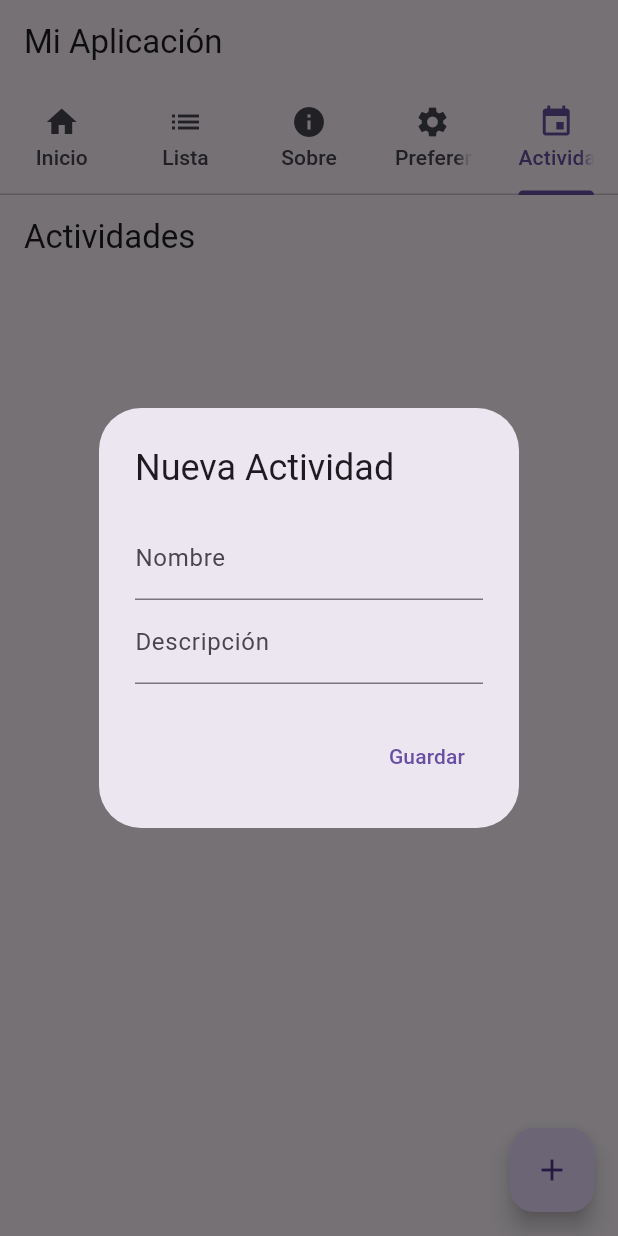
After one commit to Ranafonica/3479A321_2022479036, a Flutter app: the screen it shows after launch, tab 5 chosen, after a tap on the "add" icon, on a phone screen of 412 x 824 dp. The commit adds this screen. Run offline on Flutter 3.47's test engine with Material 3 defaults, Android fonts, the phone set to English and light mode, and no system bars; our stand-ins replace logger, shared_preferences, sqflite; accounts and stored records are empty.

Commit message:
Lab07 Punto6 stack error
de momento se tiene la lógica implementada pero hay que solucionar errores

```diff
--- a/lib/main_screen.dart
+++ b/lib/main_screen.dart
@@ -1,3 +1,4 @@
+import 'package:aplication_lab/screens/activity_screen.dart';
 import 'package:flutter/material.dart';
 import 'package:aplication_lab/pages/home_page.dart';
 import 'list_content.dart';
@@ -10,7 +11,7 @@ class MainScreen extends StatelessWidget {
   @override
   Widget build(BuildContext context) {
     return DefaultTabController(
-      length: 4,
+      length: 5,
       child: Scaffold(
         appBar: AppBar(
           title: const Text('Mi Aplicación'),
@@ -20,6 +21,7 @@ class MainScreen extends StatelessWidget {
               Tab(icon: Icon(Icons.list), text: 'Lista'),
               Tab(icon: Icon(Icons.info), text: 'Sobre'),
               Tab(icon: Icon(Icons.settings), text: 'Preferencias'),
+              Tab(icon: Icon(Icons.event), text: 'Actividades'),
             ],
           ),
         ),
@@ -29,6 +31,7 @@ class MainScreen extends StatelessWidget {
             ListContent(),
             const About(),
             const PreferencesScreen(),
+            const ActivityScreen()
           ],
         ),
       ),
--- /dev/null
+++ b/lib/screens/activity_screen.dart
@@ -0,0 +1,90 @@
+import 'package:flutter/material.dart';
+import '../db/database_helper.dart';
+import '../models/actividad.dart';
+
+class ActivityScreen extends StatefulWidget {
+  const ActivityScreen({super.key});
+
+  @override
+  State<ActivityScreen> createState() => _ActivityScreenState();
+}
+
+class _ActivityScreenState extends State<ActivityScreen> {
+  List<Actividad> _actividades = [];
+
+  @override
+  void initState() {
+    super.initState();
+    _loadActividades();
+  }
+
+  Future<void> _loadActividades() async {
+    final data = await DatabaseHelper.instance.getActividades();
+    setState(() {
+      _actividades = data;
+    });
+  }
+
+  Future<void> _addActividad() async {
+    final nombreController = TextEditingController();
+    final descripcionController = TextEditingController();
+
+    await showDialog(
+      context: context,
+      builder: (_) => AlertDialog(
+        title: const Text('Nueva Actividad'),
+        content: Column(
+          mainAxisSize: MainAxisSize.min,
+          children: [
+            TextField(controller: nombreController, decoration: const InputDecoration(labelText: 'Nombre')),
+            TextField(controller: descripcionController, decoration: const InputDecoration(labelText: 'Descripción')),
+          ],
+        ),
+        actions: [
+          TextButton(
+            onPressed: () async {
+              final nueva = Actividad(
+                nombre: nombreController.text,
+                descripcion: descripcionController.text,
+              );
+              await DatabaseHelper.instance.insertActividad(nueva);
+              Navigator.pop(context);
+              _loadActividades();
+            },
+            child: const Text('Guardar'),
+          ),
+        ],
+      ),
+    );
+  }
+
+  Future<void> _deleteActividad(int id) async {
+    await DatabaseHelper.instance.deleteActividad(id);
+    _loadActividades();
+  }
+
+  @override
+  Widget build(BuildContext context) {
+    return Scaffold(
+      appBar: AppBar(title: const Text('Actividades')),
+      body: ListView.builder(
+        itemCount: _actividades.length,
+        itemBuilder: (_, index) {
+          final act = _actividades[index];
+          return ListTile(
+            title: Text(act.nombre),
+            subtitle: Text(act.descripcion),
+            trailing: IconButton(
+              icon: const Icon(Icons.delete),
+              onPressed: () => _deleteActividad(act.id!),
+            ),
+          );
+        },
+      ),
+      floatingActionButton: FloatingActionButton(
+        onPressed: _addActividad,
+        child: const Icon(Icons.add),
+      ),
+    );
+  }
+}
```
